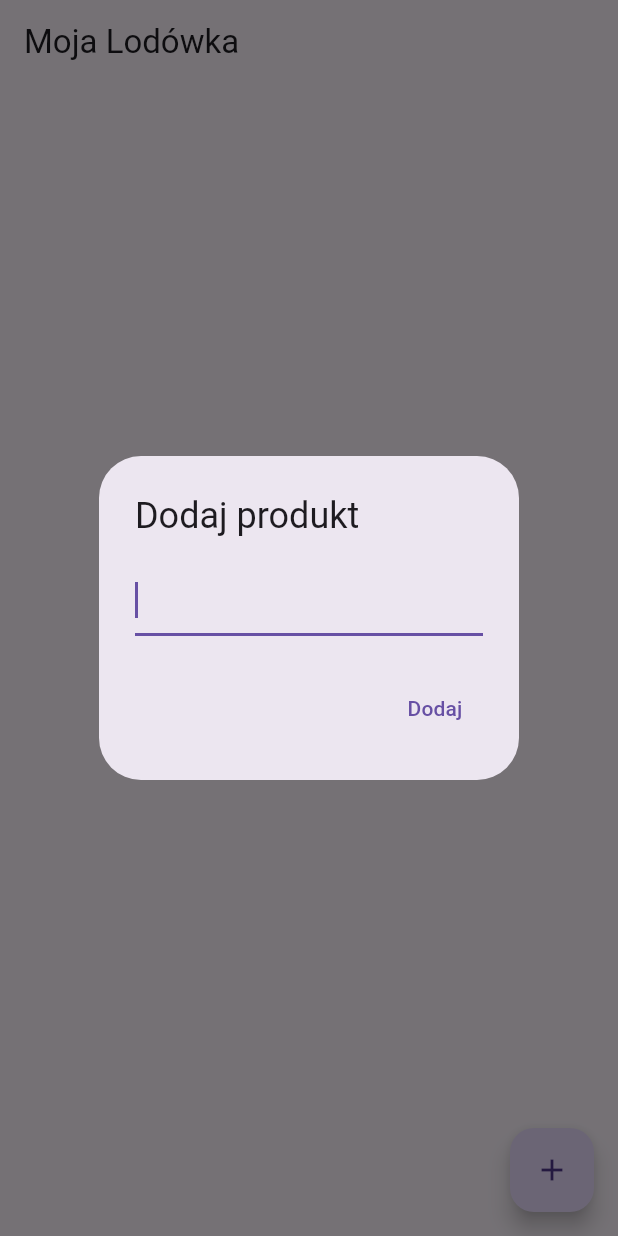
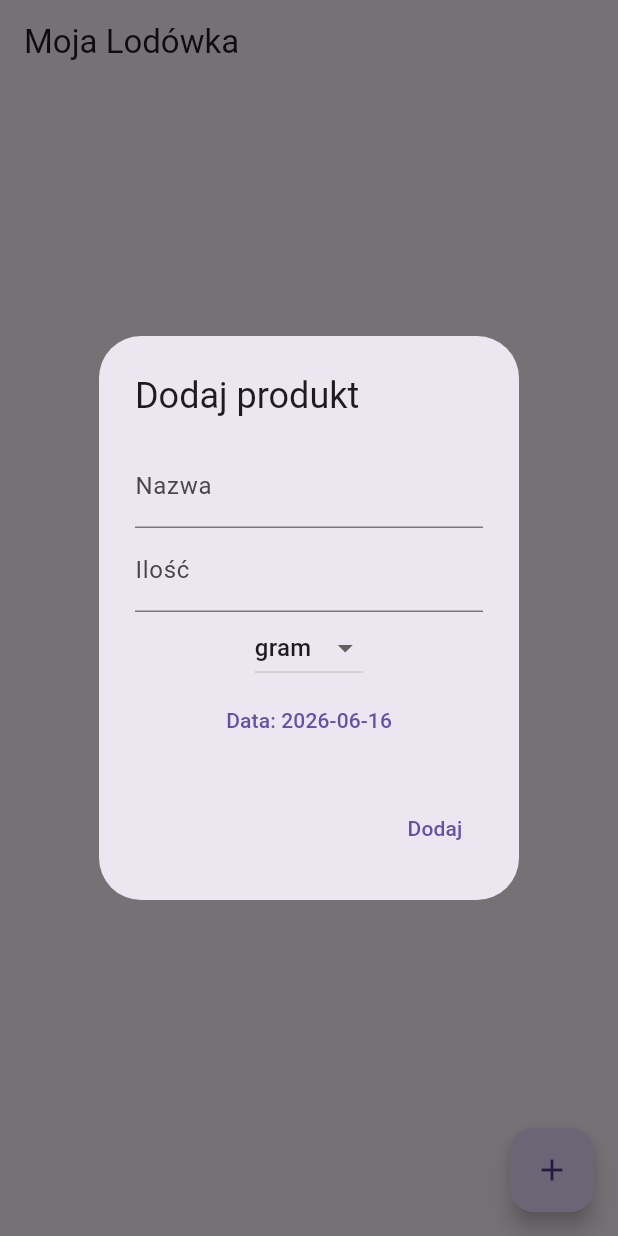
Before and after one commit to NorbiRompi/fridgeapp, a Flutter app: the screen it shows after launch, after a tap on the "add" icon, on a phone screen of 412 x 824 dp. Run offline on Flutter 3.47's test engine with Material 3 defaults, Android fonts, the phone set to English and light mode, and no system bars; our stand-ins replace shared_preferences.

Commit message:
Dodanie nowych funkcjonalności do aplikacji, w tym dialogu dodawania produktów, ekranu lodówki oraz klasy reprezentującej produkt.
Dodanie ekranu lodówki, dialogu dodawania i obsługi produktów z datami ważności

Dodanie daty waznosci produktow, odroznienie sposobow podania ilosc np. gram, czy ml. Takze reorganizacja projektu poprzez dodanie wiekszej ilosci plikow.

```diff
--- /dev/null
+++ b/lib/add_produkt_dialog.dart
@@ -0,0 +1,54 @@
+import 'package:flutter/material.dart';
+import 'produkt.dart';
+
+class AddProduktDialog extends StatefulWidget {
+  final Function(String, String, int, Jednostka) onAdd;
+  const AddProduktDialog({super.key, required this.onAdd});
+
+  @override
+  State<AddProduktDialog> createState() => _AddProduktDialogState();
+}
+
+class _AddProduktDialogState extends State<AddProduktDialog> {
+  final nameController = TextEditingController();
+  final quantityController = TextEditingController();
+  DateTime wybranaData = DateTime.now();
+  Jednostka wybranaJednostka = Jednostka.gram;
+
+  @override
+  Widget build(BuildContext context) {
+    return AlertDialog(
+      title: const Text('Dodaj produkt'),
+      content: Column(
+        mainAxisSize: MainAxisSize.min,
+        children: [
+          TextField(controller: nameController, decoration: const InputDecoration(labelText: "Nazwa")),
+          TextField(controller: quantityController, decoration: const InputDecoration(labelText: "Ilość"), keyboardType: TextInputType.number),
+          DropdownButton<Jednostka>(
+            value: wybranaJednostka,
+            onChanged: (val) => setState(() => wybranaJednostka = val!),
+            items: Jednostka.values.map((j) => DropdownMenuItem(value: j, child: Text(j.name))).toList(),
+          ),
+          TextButton(
+            onPressed: () async {
+              DateTime? picked = await showDatePicker(context: context, initialDate: DateTime.now(), firstDate: DateTime.now(), lastDate: DateTime(2030));
+              if (picked != null) setState(() => wybranaData = picked);
+            },
+            child: Text("Data: ${wybranaData.toString().split(' ')[0]}"),
+          ),
+        ],
+      ),
+      actions: [
+        TextButton(
+          onPressed: () {
+            if (nameController.text.isNotEmpty) {
+              widget.onAdd(nameController.text, wybranaData.toString().split(' ')[0], int.parse(quantityController.text), wybranaJednostka);
+              Navigator.pop(context);
+            }
+          },
+          child: const Text('Dodaj'),
+        ),
+      ],
+    );
+  }
+}
--- /dev/null
+++ b/lib/lodowka_screen.dart
@@ -0,0 +1,86 @@
+import 'package:flutter/material.dart';
+import 'package:shared_preferences/shared_preferences.dart';
+import 'produkt.dart';
+import 'add_produkt_dialog.dart'; // Importujemy nowe okienko
+
+class LodowkaScreen extends StatefulWidget {
+  const LodowkaScreen({super.key});
+  @override
+  State<LodowkaScreen> createState() => _LodowkaScreenState();
+}
+
+class _LodowkaScreenState extends State<LodowkaScreen> {
+  List<Produkt> produkty = [];
+
+  @override
+  void initState() {
+    super.initState();
+    _loadData();
+  }
+
+  Future<void> _loadData() async {
+    final prefs = await SharedPreferences.getInstance();
+    List<String>? dane = prefs.getStringList('moje_produkty');
+    if (dane != null) {
+      setState(() {
+        produkty = dane.map((item) => Produkt.fromSaveString(item)).toList();
+      });
+    }
+  }
+
+  Future<void> _saveData() async {
+    final prefs = await SharedPreferences.getInstance();
+    List<String> daneDoZapisu = produkty.map((p) => p.toSaveString()).toList();
+    await prefs.setStringList('moje_produkty', daneDoZapisu);
+  }
+
+  void _addProdukt(String nazwa, String data, int ilosc, Jednostka jednostka) {
+    setState(() {
+      produkty.add(Produkt(nazwa: nazwa, dataWaznosci: data, ilosc: ilosc, jednostka: jednostka));
+      _saveData();
+    });
+  }
+
+  void _removeProdukt(int index) {
+    setState(() {
+      produkty.removeAt(index);
+      _saveData();
+    });
+  }
+
+  @override
+  Widget build(BuildContext context) {
+    return Scaffold(
+      appBar: AppBar(title: const Text('Moja Lodówka')),
+      body: ListView.builder(
+        itemCount: produkty.length,
+        itemBuilder: (context, index) {
+          final produkt = produkty[index];
+          int dni = produkt.dniDoWaznosci();
+
+          return Card(
+            color: dni < 1 ? Colors.red[100] : (dni <= 2 ? Colors.yellow[100] : Colors.white),
+            child: ListTile(
+              title: Text(produkt.nazwa),
+              subtitle: Text("Ilość: ${produkt.ilosc} ${produkt.jednostka.name} \nKoniec ważności: ${dni} dni"),
+              trailing: IconButton(
+                icon: const Icon(Icons.clear, color: Colors.red),
+                onPressed: () => _removeProdukt(index),
+              ),
+            ),
+          );
+        },
+      ),
+      floatingActionButton: FloatingActionButton(
+        onPressed: () {
+          // Wywołujemy nasz nowy, wydzielony dialog
+          showDialog(
+            context: context,
+            builder: (context) => AddProduktDialog(onAdd: _addProdukt),
+          );
+        },
+        child: const Icon(Icons.add),
+      ),
+    );
+  }
+}
--- a/lib/main.dart
+++ b/lib/main.dart
@@ -1,99 +1,7 @@
 import 'package:flutter/material.dart';
-import 'package:shared_preferences/shared_preferences.dart';
+import 'lodowka_screen.dart'; // Importujemy główny widok
 
-void main() => runApp(const MaterialApp(home: LodowkaScreen()));
-
-class LodowkaScreen extends StatefulWidget {
-  const LodowkaScreen({super.key});
-  @override
-  State<LodowkaScreen> createState() => _LodowkaScreenState();
-}
-
-class _LodowkaScreenState extends State<LodowkaScreen> {
-  List<String> produkty = [];
-
-
- @override
-  void initState() {
-    super.initState();
-    _loadData(); // Wywołaj wprost
-  }
-
-  Future<void> _loadData() async {
-    final prefs = await SharedPreferences.getInstance();
-    List<String>? dane = prefs.getStringList('moje_produkty');
-    debugPrint("ŁADOWANIE: Odczytano z dysku: $dane");
-
-    if (dane != null) {
-      setState(() {
-        produkty = dane;
-      });
-      debugPrint("ŁADOWANIE: Ustawiono listę produktów na: $produkty");
-    } else {
-      debugPrint("ŁADOWANIE: Lista jest pusta (null)");
-    }
-  }
- Future<void> _saveData() async {
-    final prefs = await SharedPreferences.getInstance();
-    bool success = await prefs.setStringList('moje_produkty', produkty);
-    debugPrint("Zapisano dane: $success, lista: $produkty");
-  }
-
-
-
-  void _addProdukt(String nazwa) {
-    if (nazwa.isNotEmpty) {
-      setState(() {
-        produkty.add(nazwa);
-        _saveData();
-      });
-    }
-  }
-
-  void _removeProdukt(int index) {
-    setState(() {
-      produkty.removeAt(index);
-      _saveData();
-    });
-  }
-
-  @override
-  Widget build(BuildContext context) {
-    return Scaffold(
-      appBar: AppBar(title: const Text('Moja Lodówka')),
-      body: ListView.builder(
-        itemCount: produkty.length,
-        itemBuilder: (context, index) => ListTile(
-          title: Text(produkty[index]),
-          leading: const Icon(Icons.fastfood),
-          trailing: IconButton(
-            icon: const Icon(Icons.delete, color: Colors.red),
-            onPressed: () => _removeProdukt(index),
-          ),
-        ),
-      ),
-      floatingActionButton: FloatingActionButton(
-        onPressed: () {
-          TextEditingController controller = TextEditingController();
-          showDialog(
-            context: context,
-            builder: (context) => AlertDialog(
-              title: const Text('Dodaj produkt'),
-              content: TextField(controller: controller, autofocus: true),
-              actions: [
-                TextButton(
-                  onPressed: () {
-                    _addProdukt(controller.text);
-                    Navigator.pop(context);
-                  },
-                  child: const Text('Dodaj'),
-                ),
-              ],
-            ),
-          );
-        },
-        child: const Icon(Icons.add),
-      ),
-    );
-  }
-}
+void main() => runApp(const MaterialApp(
+  debugShowCheckedModeBanner: false, // Opcjonalnie, usuwa pasek "debug"
+  home: LodowkaScreen(),
+));
--- /dev/null
+++ b/lib/produkt.dart
@@ -0,0 +1,27 @@
+ enum Jednostka { gram, sztuka, ml }
+class Produkt {
+  String nazwa;
+  String dataWaznosci;
+  int ilosc;
+  Jednostka jednostka;
+
+  Produkt({required this.nazwa, required this.dataWaznosci, required this.ilosc, required this.jednostka,});
+// Dodaj to:
+  int dniDoWaznosci() {
+    DateTime dataProduktu = DateTime.parse(dataWaznosci);
+    DateTime dzisiaj = DateTime.now();
+
+    // Tworzymy daty bez godzin, minut i sekund (ustawiamy na północ)
+    DateTime dataP = DateTime(dataProduktu.year, dataProduktu.month, dataProduktu.day);
+    DateTime dataD = DateTime(dzisiaj.year, dzisiaj.month, dzisiaj.day);
+
+    return dataP.difference(dataD).inDays;
+  }
+  // To pozwoli nam łatwo zamieniać produkt na tekst (do zapisu w SharedPreferences)
+  String toSaveString() => "$nazwa|$dataWaznosci|$ilosc|$jednostka";
+
+  // To pozwoli odczytać tekst z dysku i zrobić z niego obiekt Produkt
+  factory Produkt.fromSaveString(String data) {
+    final parts = data.split('|');
+    return Produkt(nazwa: parts[0], dataWaznosci: parts[1], ilosc: int.parse(parts[2]), jednostka: Jednostka.values.byName(parts[3]));
+}}
```
